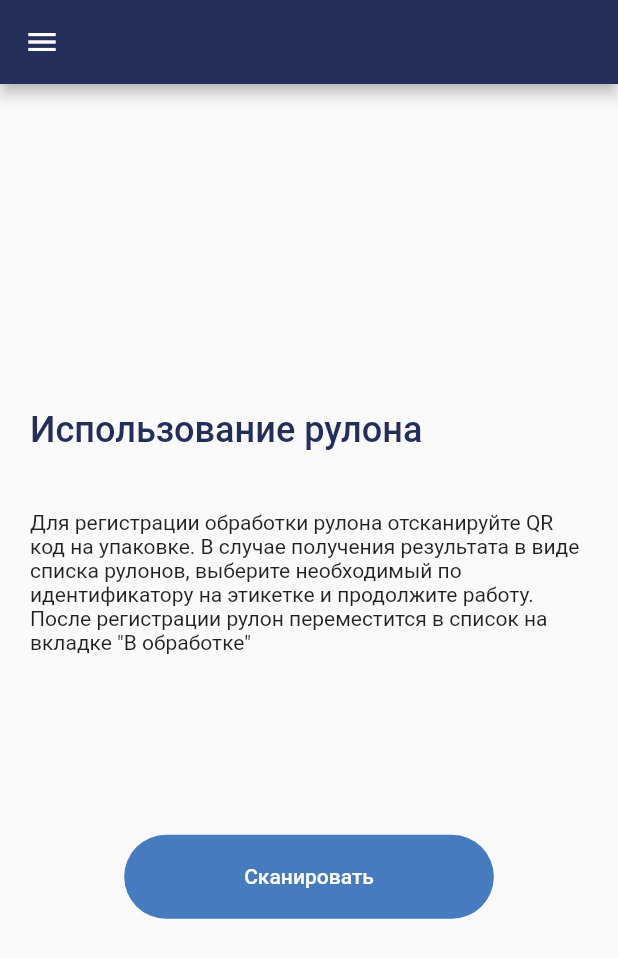
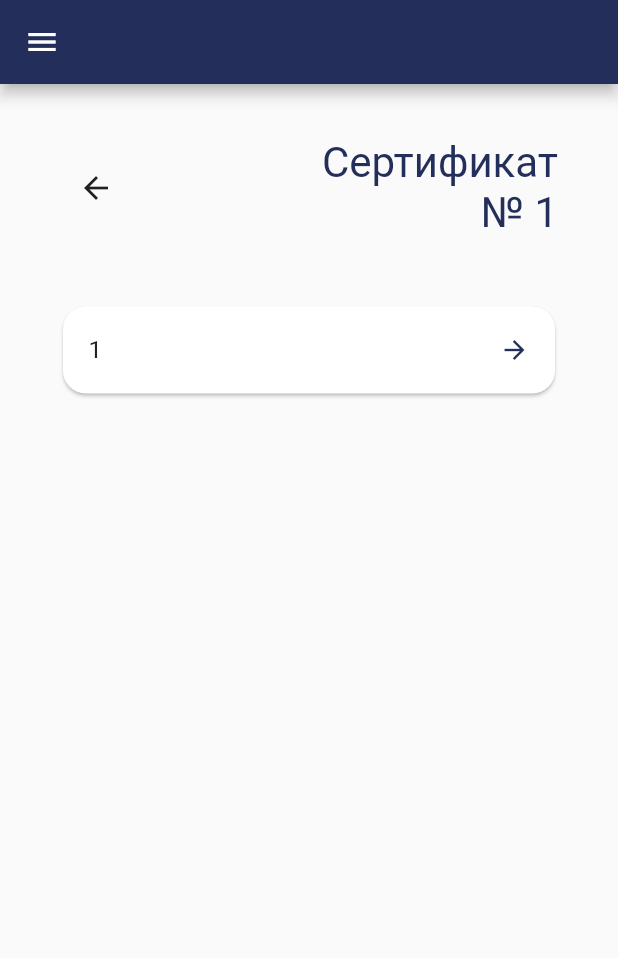
Before and after one commit to darya-varabei/supply_io, a Flutter app: the UseRollPage screen opened directly, after a tap on "Сканировать", on a phone screen of 412 x 824 dp. Shown: the top 958 px of the screen. Run offline on Flutter 3.47's test engine with Material 2 defaults, Android fonts, the phone set to English and light mode, and no system bars; our stand-ins replace image_picker; missing offline and left inert: dart:ffi, flutter_barcode_scanner; network calls fail.

```diff
--- /dev/null
+++ b/lib/pages/lists/use_scan_result_list.dart
@@ -0,0 +1,90 @@
+import 'package:flutter/cupertino.dart';
+import 'package:flutter/material.dart';
+import 'package:supply_io/pages/lists/production_table_widget.dart';
+
+import '../../helpers/theme/app_theme.dart';
+import '../../model/supply/certificate_model.dart';
+import '../../model/supply/package_model.dart';
+import '../sidebar_new/navigation_drawer.dart';
+
+class UseScanResultListPage extends StatefulWidget {
+  Certificate result;
+  UseScanResultListPage(this.result);
+  @override
+  _UseScanResultListPageState createState() => _UseScanResultListPageState(result: result);
+}
+
+class _UseScanResultListPageState extends State<UseScanResultListPage> {
+  bool isSelected = false;
+  late Package selectedPackage;
+  Color buttonColor = AppTheme.colors.grey;
+  int _selectedIndex = -1;
+  Certificate result;
+  _UseScanResultListPageState({required this.result});
+  @override
+  Widget build(BuildContext context) => Scaffold(
+      drawer: const NavigationDrawer(),
+      appBar: AppBar(
+        backgroundColor: AppTheme.colors.darkGradient,
+      ),
+      body: Container(
+        padding: EdgeInsets.fromLTRB(40, 20, 40, 40),
+        child: Column(
+            mainAxisAlignment: MainAxisAlignment.spaceBetween,
+            children: <Widget>[
+              Flexible(
+                  flex: 1,
+                  child: Container(
+                    width: MediaQuery.of(context).size.width - 80,
+                    height: double.infinity,
+                    alignment: Alignment.centerRight,
+                    child: Row(children: <Widget>[
+                      IconButton(
+                        icon: const Icon(Icons.arrow_back),
+                        onPressed: () {},
+                      ),
+                      Spacer(),
+                      SizedBox(
+                        width: 190,
+                        child: Text(
+                          "Сертификат № ${result.certificateId}",
+                          textAlign: TextAlign.right,
+                          style: TextStyle(
+                              fontSize: 28,
+                              color: AppTheme.colors.darkGradient,
+                              fontWeight: FontWeight.w400),
+                        ),
+                      ),
+                    ]),
+                  )),
+              SizedBox(height: 20),
+              Flexible(
+                  flex: 6,
+                  child: ListView.builder(
+                      itemCount: result.packages.length,
+                      itemBuilder: (context, position) {
+                        return Card(
+                          margin: const EdgeInsets.symmetric(
+                              vertical: 10.0, horizontal: 2.0),
+                          shape: RoundedRectangleBorder(
+                            borderRadius: BorderRadius.circular(15.0),
+                          ),
+                          child: Padding(
+                              padding: const EdgeInsets.all(1.0),
+                              child: ListTile(
+                                onTap: () { Navigator.push(context, MaterialPageRoute(builder: (context) =>
+                                ProductionTableWidget()));
+                                    //PackageParametersPage(result.packages[position], result.certificateId)));
+                                },
+                                title: Text("${result.packages[position].packageId}"),
+                                trailing: Icon(
+                                  Icons.arrow_forward,
+                                  color: AppTheme.colors.darkGradient,
+                                  size: 20.0,
+                                ),
+                              )),
+                        );
+                      })),
+            ]),
+      ));
+}
--- a/lib/pages/scans/use_scan_page.dart
+++ b/lib/pages/scans/use/use_scan_page.dart
@@ -4,8 +4,16 @@ import 'package:flutter/services.dart';
 import 'package:flutter_barcode_scanner/flutter_barcode_scanner.dart';
 import 'package:supply_io/pages/scans/qr_scan_page.dart';
 
-import '../../helpers/theme/app_theme.dart';
-import '../sidebar_new/navigation_drawer.dart';
+import '../../../helpers/theme/app_theme.dart';
+import '../../../model/supply/certificate_model.dart';
+import '../../../model/supply/package_model.dart';
+import '../../../model/supply/product_model.dart';
+import '../../../model/supply/size_model.dart';
+import '../../../model/supply/status_model.dart';
+import '../../../model/supply/weight_model.dart';
+import '../../lists/scan_result_list.dart';
+import '../../lists/use_scan_result_list.dart';
+import '../../sidebar_new/navigation_drawer.dart';
 
 class UseRollPage extends StatefulWidget {
   @override
@@ -43,7 +51,53 @@ class _UseRollPageState extends State<UseRollPage> {
                       style: TextStyle(fontSize: 14))),
               FlatButton(
                 padding: EdgeInsets.symmetric(vertical: 20, horizontal: 80),
-                onPressed: () => scanQRCode(),
+                onPressed:() {
+              Navigator.push(context, MaterialPageRoute(builder: (context) =>
+              UseScanResultListPage(Certificate(certificateId: 1,
+              link: "",
+              number: "56327",
+              date: "14.01.2022",
+              author: "",
+              authorAddress: "",
+              fax: "",
+              recipient: "",
+              recipientCountry: "",
+              product: Product(productId: 1,
+              name: "ggg",
+              labeling: 1,
+              code: 2),
+              shipmentShop: "",
+              wagonNumber: "",
+              orderNumber: "4",
+              typeOfRollingStock: "1",
+              typeOfPackaging: "",
+              placeNumber: "",
+              gosts: "",
+              notes: "",
+              packages: [Package(packageId: 1,
+              dateAdded: "",
+              dateChange: "",
+              status:Status(statusId: 1, statusName: ''),
+              namberConsignmentPackage: "",
+              heat: "",
+              batch: "46755",
+              size: XSize(sizeId: 1,
+              thickness: 0.5,
+              width: 1230,
+              length: 1000.0),
+              quantity: 1,
+              variety: "",
+              gost: "",
+              grade: "08Ю",
+              weight: Weight(weightId: 1,
+              gross: 7289,
+              gross2: 0,
+              net: 7200
+              ),
+              surfaceQuality: "",
+              )],
+              ))));
+              }, //=> scanQRCode(),
                 child: Text(
                   "Сканировать",
                   style: TextStyle(color: Colors.white),
```
Also changed, not shown: lib/model/user/account_model.dart (added, +23 -0 lines), lib/pages/lists/production_table_widget.dart (+8 -3 lines), lib/pages/scans/add/update_parameters_page.dart (+18 -26 lines), lib/pages/sidebar_new/navigation_drawer.dart (+5 -4 lines), lib/pages/user/my_accounts_page.dart (+7 -6 lines).
